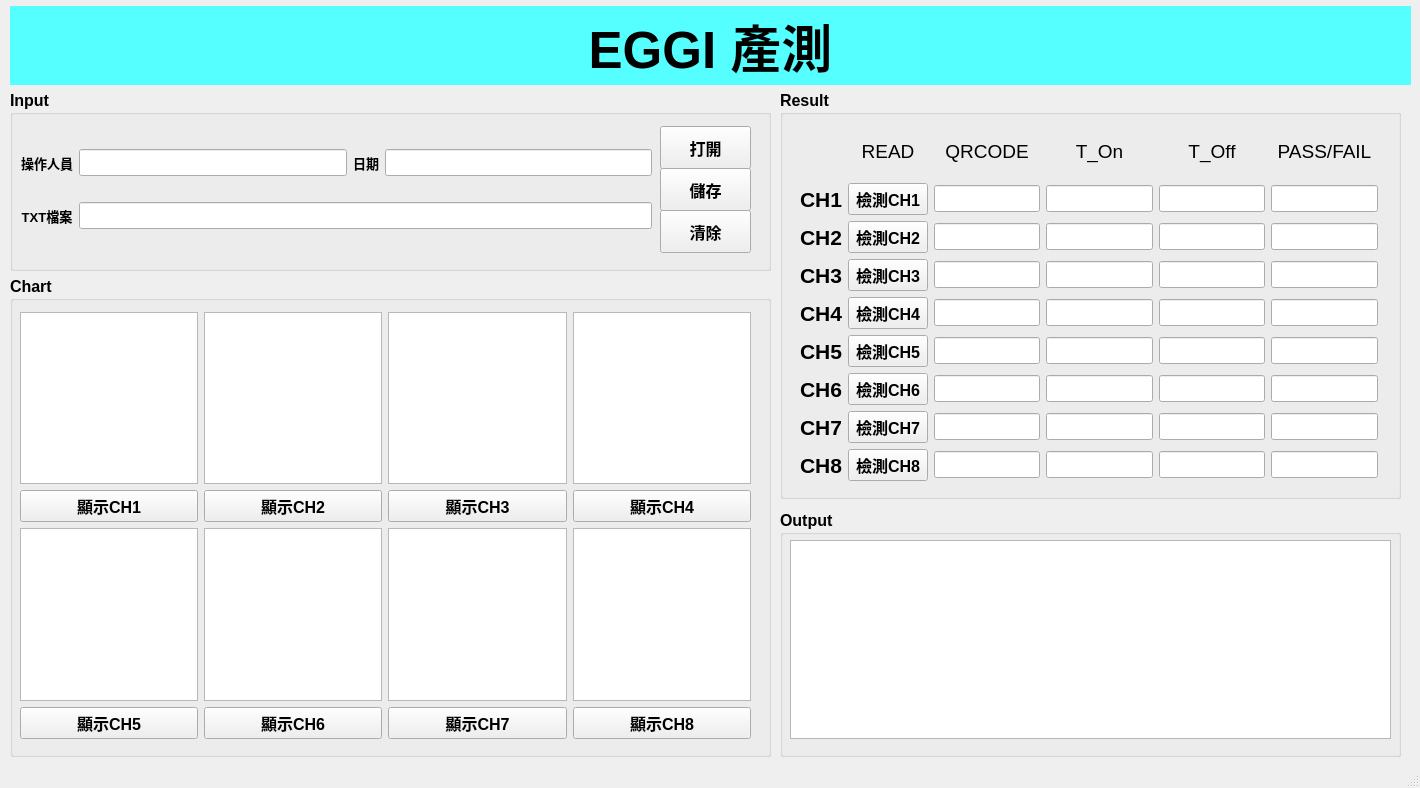
wwlouis00/PyQT, file EGGI_Temperature/Sulink_Temperature_20211201.ui: the form before one commit.
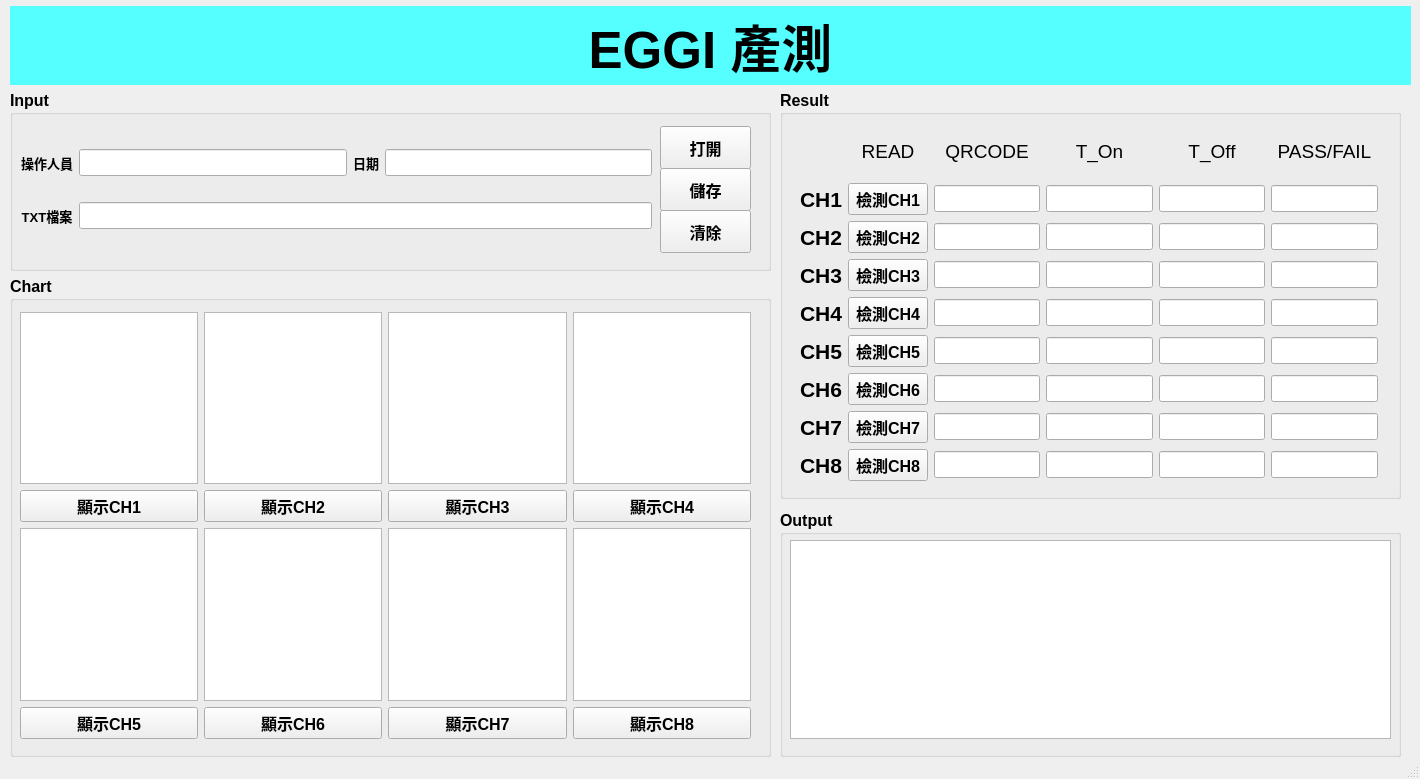
The form after the commit.

```diff
--- a/EGGI_Temperature/Sulink_Temperature_20211201.ui
+++ b/EGGI_Temperature/Sulink_Temperature_20211201.ui
@@ -7,7 +7,7 @@
     <x>0</x>
     <y>0</y>
     <width>1420</width>
-    <height>788</height>
+    <height>779</height>
    </rect>
   </property>
   <property name="windowTitle">
```
